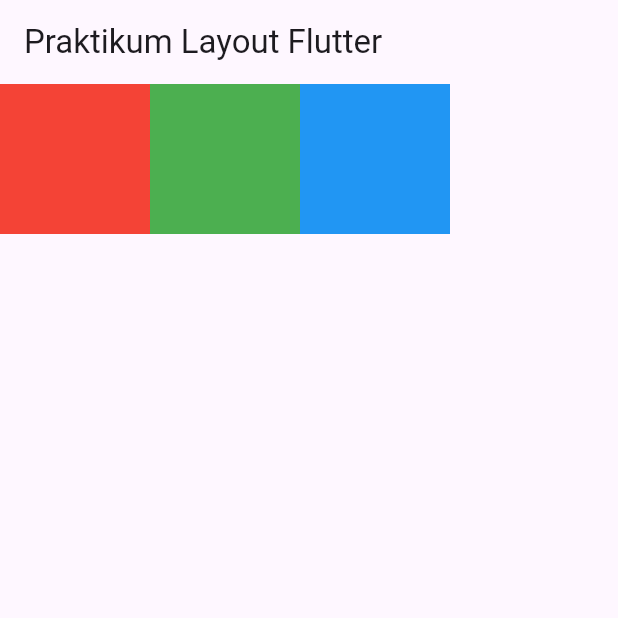
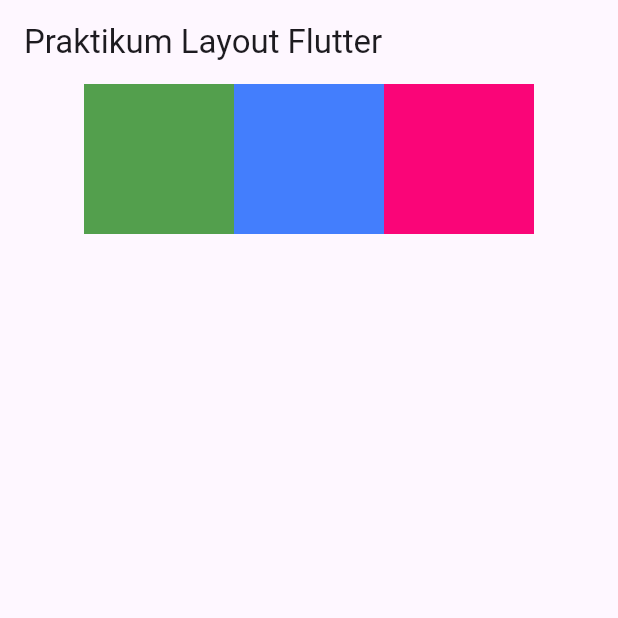
Before and after one commit to narutompel/praktikum_multiplatform_unit_3, a Flutter app: the screen it shows after launch, on a phone screen of 412 x 824 dp, the top half of it. Run offline on Flutter 3.47's test engine with Material 3 defaults, Android fonts, the phone set to English and light mode, and no system bars.

Commit message:
Layout dengan Row (2)

```diff
--- a/lib/main.dart
+++ b/lib/main.dart
@@ -25,10 +25,20 @@ class HomePage extends StatelessWidget {
           title: Text('Praktikum Layout Flutter'),
         ),
         body: Row(
+          mainAxisAlignment: MainAxisAlignment.center,
           children: <Widget>[
-            Container(color: Colors.red, height: 100, width: 100),
-            Container(color: Colors.green, height: 100, width: 100),
-            Container(color: Colors.blue, height: 100, width: 100),
+            Container(
+                color: Color.fromARGB(255, 83, 159, 77),
+                height: 100,
+                width: 100),
+            Container(
+                color: Color.fromARGB(255, 67, 126, 253),
+                height: 100,
+                width: 100),
+            Container(
+                color: Color.fromARGB(255, 250, 5, 120),
+                height: 100,
+                width: 100),
           ],
         ));
   }
```
